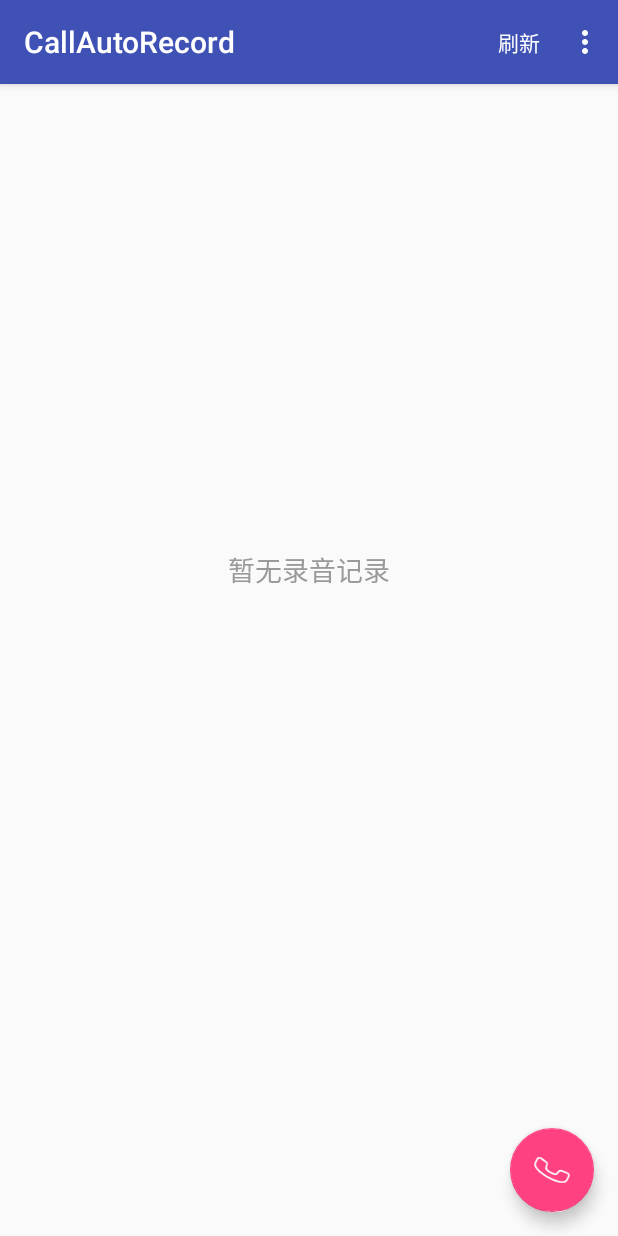
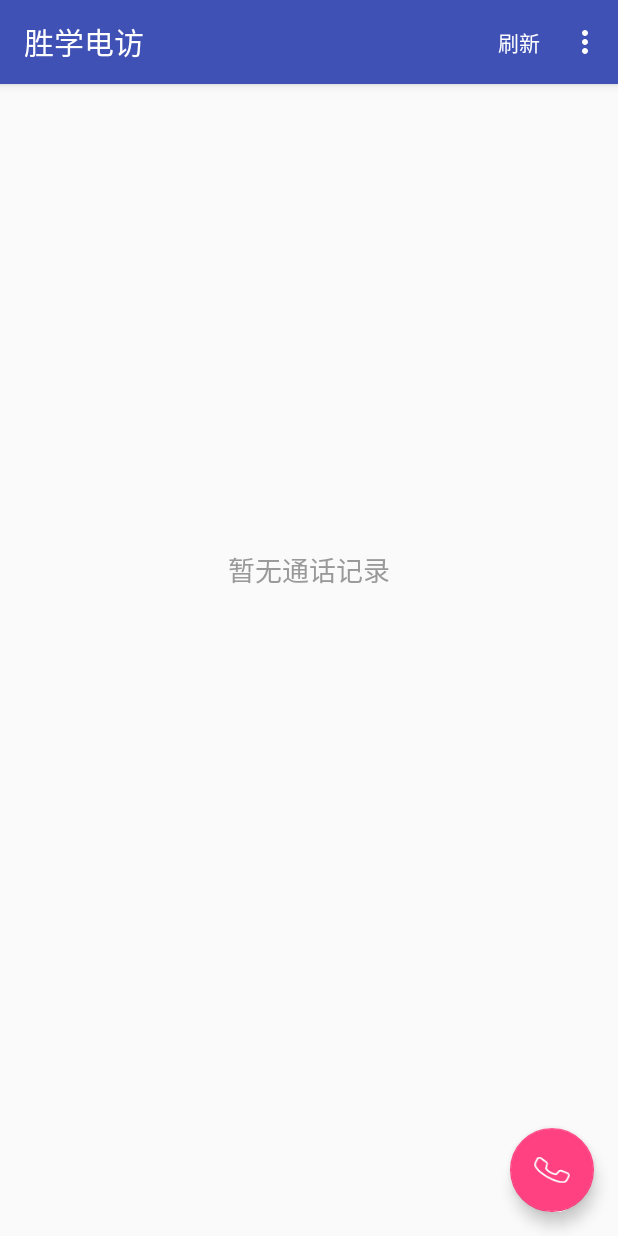
Before and after one commit to guoq1/CallAutoRecord, an Android app: the screen it shows after launch (MainActivity), on a phone screen of 412 x 824 dp. Run offline under Robolectric (Android 15) with nearby library versions, the phone set to English and light mode, and no system bars; libraries missing offline, so code that uses them is left out: com.lzy.okgo; 1 statement that could not run was skipped.

Commit message:
修改文字

```diff
--- a/app/src/main/java/com/guoqi/callautorecord/RecordAdapter.kt
+++ b/app/src/main/java/com/guoqi/callautorecord/RecordAdapter.kt
@@ -173,14 +173,14 @@ class RecordAdapter(var context: Context, var datas: List<RecordBean>) : BaseAda
                         if (tapeUrl != null && !tapeUrl.isEmpty()) {
                             upLoadRecord(record, tapeUrl)
                         } else {
-                            Toast.makeText(context, "上传录音成功，返回路径为空", Toast.LENGTH_LONG).show();
+                            Toast.makeText(context, "上传通话成功，返回路径为空", Toast.LENGTH_LONG).show();
                         }
                     }
 
                     override fun onError(response: Response<String>?) {
                         Log.e("JSON onError", response?.body().toString())
                         super.onError(response)
-                        Toast.makeText(context, "上传录音失败", Toast.LENGTH_LONG).show();
+                        Toast.makeText(context, "上传通话失败", Toast.LENGTH_LONG).show();
                     }
                 })
 
--- a/app/src/main/res/layout/activity_main.xml
+++ b/app/src/main/res/layout/activity_main.xml
@@ -28,7 +28,7 @@
         android:layout_below="@+id/ll_appBar"
         android:gravity="center"
         android:paddingBottom="120dp"
-        android:text="暂无录音记录"
+        android:text="暂无通话记录"
         android:textColor="#999999"
         android:textSize="18sp"
         android:visibility="gone">
--- a/app/src/main/res/values/strings.xml
+++ b/app/src/main/res/values/strings.xml
@@ -1,5 +1,5 @@
 <resources>
-    <string name="app_name">CallAutoRecord</string>
+    <string name="app_name">胜学电访</string>
     <string name="action_refresh">刷新</string>
     <string name="action_settings">设置</string>
 
```
Also changed, not shown: app/src/main/res/layout/activity_set.xml (+6 -6 lines).
